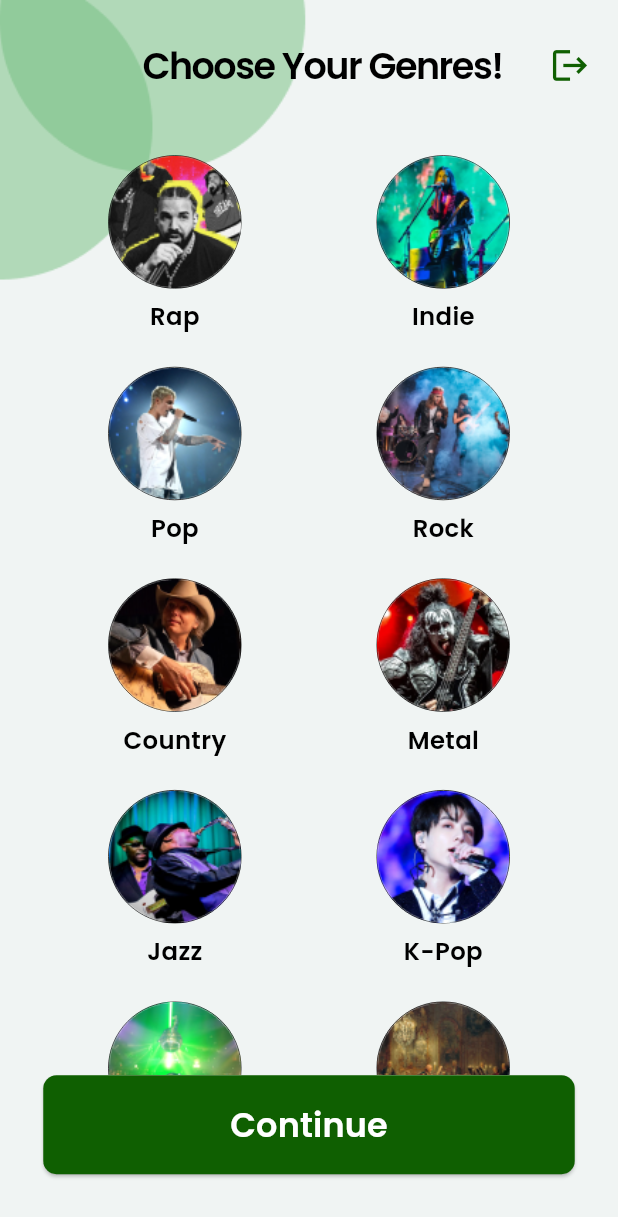
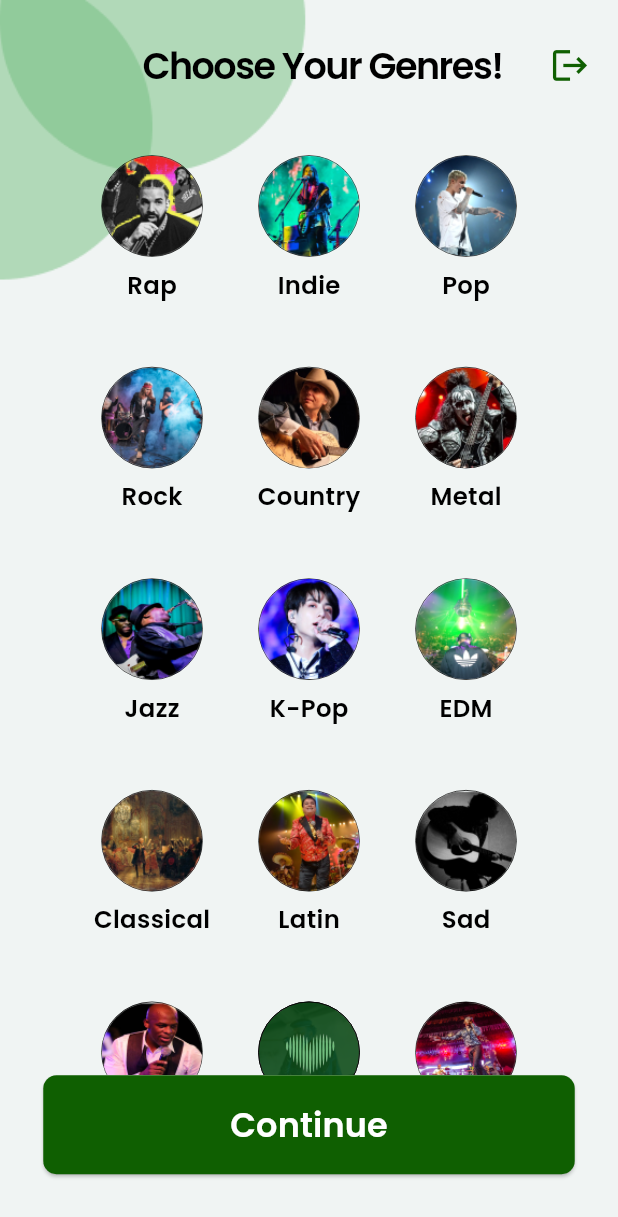
Before and after one commit to ZananVirani/ManaImmigration, a Flutter app: the CreateAccountSelectInterestScreen screen opened by its route, on a phone screen of 412 x 824 dp. Shown: the top 1217 px of the screen. Run offline on Flutter 3.47's test engine with Material 3 defaults, Android fonts, the phone set to English and light mode, and no system bars; our stand-ins replace audioplayers, cached_network_image, connectivity_plus, dio, flutter_card_swiper, flutter_svg and 5 more; missing offline and left inert: change_case, dart:ffi, oauth2_client, tutorial_coach_mark; accounts and stored records are empty.

Commit message:
Bug Fixes

```diff
--- a/Melofy/lib/presentation/create_account_select_interest_screen/create_account_select_interest_screen.dart
+++ b/Melofy/lib/presentation/create_account_select_interest_screen/create_account_select_interest_screen.dart
@@ -94,9 +94,9 @@ class _CreateAccountSelectInterestScreenState
                                         physics: ScrollPhysics(),
                                         gridDelegate:
                                             SliverGridDelegateWithMaxCrossAxisExtent(
-                                                maxCrossAxisExtent: 200.h,
+                                                maxCrossAxisExtent: 90.h,
                                                 mainAxisSpacing: 4.v,
-                                                crossAxisSpacing: 60.h,
+                                                crossAxisSpacing: 20.h,
                                                 mainAxisExtent: 135.v),
                                         itemCount:
                                             AppListData.interestList.length,
--- a/Melofy/lib/presentation/messages_page/messages_page.dart
+++ b/Melofy/lib/presentation/messages_page/messages_page.dart
@@ -637,7 +637,7 @@ class _MessagesPageState extends State<MessagesPage> {
                                                 (Set) {
                                           return Size(
                                               MediaQuery.sizeOf(context).width *
-                                                  .35,
+                                                  .4,
                                               4);
                                         }), side:
                                             WidgetStateProperty.resolveWith(
@@ -756,7 +756,7 @@ class _MessagesPageState extends State<MessagesPage> {
                                                 (Set) {
                                           return Size(
                                               MediaQuery.sizeOf(context).width *
-                                                  .3,
+                                                  .25,
                                               4);
                                         }), side:
                                             WidgetStateProperty.resolveWith(
```
Also changed, not shown: 1 other file.
